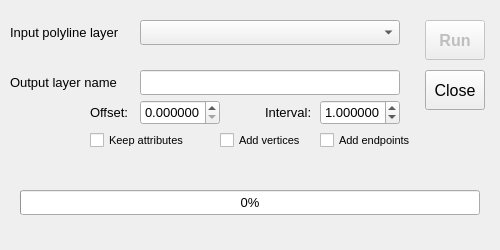
ldebek/locate-points, file locate_points_dialog_base.ui: the form before one commit.
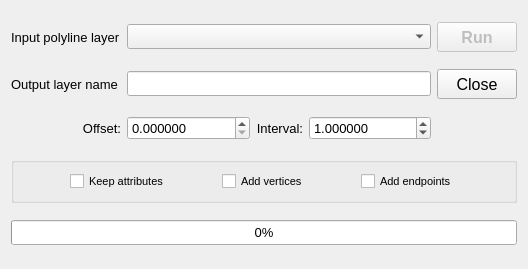
The form after the commit.

The edit to the form file:
```diff
--- a/locate_points_dialog_base.ui
+++ b/locate_points_dialog_base.ui
@@ -6,8 +6,8 @@
    <rect>
     <x>0</x>
     <y>0</y>
-    <width>500</width>
-    <height>250</height>
+    <width>528</width>
+    <height>269</height>
    </rect>
   </property>
   <property name="font">
@@ -18,74 +18,20 @@
   <property name="windowTitle">
    <string>Locate points along lines</string>
   </property>
-  <widget class="QDoubleSpinBox" name="interval">
-   <property name="geometry">
-    <rect>
-     <x>320</x>
-     <y>100</y>
-     <width>80</width>
-     <height>25</height>
-    </rect>
-   </property>
-   <property name="font">
-    <font>
-     <pointsize>10</pointsize>
-    </font>
-   </property>
-   <property name="decimals">
-    <number>6</number>
-   </property>
-   <property name="minimum">
-    <double>0.000000000000000</double>
-   </property>
-   <property name="maximum">
-    <double>1000000.000000000000000</double>
-   </property>
-   <property name="singleStep">
-    <double>0.100000000000000</double>
-   </property>
-   <property name="value">
-    <double>1.000000000000000</double>
-   </property>
-  </widget>
-  <widget class="QDoubleSpinBox" name="offset">
-   <property name="geometry">
-    <rect>
-     <x>140</x>
-     <y>100</y>
-     <width>80</width>
-     <height>25</height>
-    </rect>
-   </property>
-   <property name="font">
-    <font>
-     <pointsize>10</pointsize>
-    </font>
-   </property>
-   <property name="decimals">
-    <number>6</number>
-   </property>
-   <property name="minimum">
-    <double>0.000000000000000</double>
-   </property>
-   <property name="maximum">
-    <double>1000000.000000000000000</double>
-   </property>
-   <property name="singleStep">
-    <double>0.100000000000000</double>
-   </property>
-   <property name="value">
-    <double>0.000000000000000</double>
-   </property>
-  </widget>
+  <layout class="QGridLayout" name="gridLayout">
+   <item row="1" column="1" colspan="3">
   <widget class="QLineEdit" name="out_lyr">
-   <property name="geometry">
-    <rect>
-     <x>140</x>
-     <y>70</y>
-     <width>260</width>
+     <property name="sizePolicy">
+      <sizepolicy hsizetype="Expanding" vsizetype="Maximum">
+       <horstretch>0</horstretch>
+       <verstretch>0</verstretch>
+      </sizepolicy>
+     </property>
+     <property name="minimumSize">
+      <size>
+       <width>0</width>
      <height>25</height>
-    </rect>
+      </size>
    </property>
    <property name="font">
     <font>
@@ -93,17 +39,41 @@
     </font>
    </property>
   </widget>
+   </item>
+   <item row="1" column="0">
+    <widget class="QLabel" name="label_out">
+     <property name="sizePolicy">
+      <sizepolicy hsizetype="Minimum" vsizetype="Minimum">
+       <horstretch>0</horstretch>
+       <verstretch>0</verstretch>
+      </sizepolicy>
+     </property>
+     <property name="font">
+      <font>
+       <pointsize>10</pointsize>
+      </font>
+     </property>
+     <property name="text">
+      <string>Output layer name</string>
+     </property>
+    </widget>
+   </item>
+   <item row="0" column="4">
   <widget class="QPushButton" name="run_button">
    <property name="enabled">
     <bool>false</bool>
    </property>
-   <property name="geometry">
-    <rect>
-     <x>425</x>
-     <y>20</y>
-     <width>60</width>
-     <height>40</height>
-    </rect>
+     <property name="sizePolicy">
+      <sizepolicy hsizetype="Minimum" vsizetype="Minimum">
+       <horstretch>0</horstretch>
+       <verstretch>0</verstretch>
+      </sizepolicy>
+     </property>
+     <property name="minimumSize">
+      <size>
+       <width>0</width>
+       <height>30</height>
+      </size>
    </property>
    <property name="font">
     <font>
@@ -119,71 +89,14 @@
     <bool>false</bool>
    </property>
   </widget>
-  <widget class="QPushButton" name="close_button">
-   <property name="enabled">
-    <bool>true</bool>
-   </property>
-   <property name="geometry">
-    <rect>
-     <x>425</x>
-     <y>70</y>
-     <width>60</width>
-     <height>40</height>
-    </rect>
-   </property>
-   <property name="font">
-    <font>
-     <pointsize>12</pointsize>
-    </font>
-   </property>
-   <property name="text">
-    <string>Close</string>
-   </property>
-  </widget>
-  <widget class="QLabel" name="label_in">
-   <property name="geometry">
-    <rect>
-     <x>10</x>
-     <y>20</y>
-     <width>120</width>
-     <height>25</height>
-    </rect>
-   </property>
-   <property name="font">
-    <font>
-     <pointsize>10</pointsize>
-    </font>
-   </property>
-   <property name="text">
-    <string>Input polyline layer</string>
-   </property>
-  </widget>
-  <widget class="QLabel" name="label_out">
-   <property name="geometry">
-    <rect>
-     <x>10</x>
-     <y>70</y>
-     <width>120</width>
-     <height>25</height>
-    </rect>
-   </property>
-   <property name="font">
-    <font>
-     <pointsize>10</pointsize>
-    </font>
-   </property>
-   <property name="text">
-    <string>Output layer name</string>
-   </property>
-  </widget>
+   </item>
+   <item row="3" column="2">
   <widget class="QLabel" name="label_interval">
-   <property name="geometry">
-    <rect>
-     <x>265</x>
-     <y>100</y>
-     <width>55</width>
-     <height>25</height>
-    </rect>
+     <property name="sizePolicy">
+      <sizepolicy hsizetype="Minimum" vsizetype="Minimum">
+       <horstretch>0</horstretch>
+       <verstretch>0</verstretch>
+      </sizepolicy>
    </property>
    <property name="font">
     <font>
@@ -193,33 +106,135 @@
    <property name="text">
     <string>Interval:</string>
    </property>
-  </widget>
+     <property name="alignment">
+      <set>Qt::AlignRight|Qt::AlignTrailing|Qt::AlignVCenter</set>
+     </property>
+    </widget>
+   </item>
+   <item row="3" column="1">
+    <widget class="QDoubleSpinBox" name="offset">
+     <property name="sizePolicy">
+      <sizepolicy hsizetype="Expanding" vsizetype="Maximum">
+       <horstretch>0</horstretch>
+       <verstretch>0</verstretch>
+      </sizepolicy>
+     </property>
+     <property name="minimumSize">
+      <size>
+       <width>0</width>
+       <height>0</height>
+      </size>
+     </property>
+     <property name="font">
+      <font>
+       <pointsize>10</pointsize>
+      </font>
+     </property>
+     <property name="toolTip">
+      <string>Offset value (project units)</string>
+     </property>
+     <property name="decimals">
+      <number>6</number>
+     </property>
+     <property name="minimum">
+      <double>0.000000000000000</double>
+     </property>
+     <property name="maximum">
+      <double>1000000.000000000000000</double>
+     </property>
+     <property name="singleStep">
+      <double>0.100000000000000</double>
+     </property>
+     <property name="value">
+      <double>0.000000000000000</double>
+     </property>
+    </widget>
+   </item>
+   <item row="0" column="1" colspan="3">
+    <widget class="QComboBox" name="in_combo">
+     <property name="sizePolicy">
+      <sizepolicy hsizetype="Expanding" vsizetype="Maximum">
+       <horstretch>0</horstretch>
+       <verstretch>0</verstretch>
+      </sizepolicy>
+     </property>
+     <property name="minimumSize">
+      <size>
+       <width>0</width>
+       <height>25</height>
+      </size>
+     </property>
+     <property name="font">
+      <font>
+       <pointsize>10</pointsize>
+      </font>
+     </property>
+    </widget>
+   </item>
+   <item row="3" column="0">
   <widget class="QLabel" name="label_offset">
-   <property name="geometry">
-    <rect>
-     <x>90</x>
-     <y>100</y>
-     <width>50</width>
-     <height>25</height>
-    </rect>
+     <property name="sizePolicy">
+      <sizepolicy hsizetype="Minimum" vsizetype="Minimum">
+       <horstretch>0</horstretch>
+       <verstretch>0</verstretch>
+      </sizepolicy>
    </property>
    <property name="font">
     <font>
      <pointsize>10</pointsize>
     </font>
    </property>
+     <property name="layoutDirection">
+      <enum>Qt::LeftToRight</enum>
+     </property>
    <property name="text">
     <string>Offset:</string>
    </property>
-  </widget>
+     <property name="alignment">
+      <set>Qt::AlignRight|Qt::AlignTrailing|Qt::AlignVCenter</set>
+     </property>
+    </widget>
+   </item>
+   <item row="1" column="4">
+    <widget class="QPushButton" name="close_button">
+     <property name="enabled">
+      <bool>true</bool>
+     </property>
+     <property name="sizePolicy">
+      <sizepolicy hsizetype="Minimum" vsizetype="Minimum">
+       <horstretch>0</horstretch>
+       <verstretch>0</verstretch>
+      </sizepolicy>
+     </property>
+     <property name="minimumSize">
+      <size>
+       <width>0</width>
+       <height>30</height>
+      </size>
+     </property>
+     <property name="font">
+      <font>
+       <pointsize>12</pointsize>
+      </font>
+     </property>
+     <property name="text">
+      <string>Close</string>
+     </property>
+    </widget>
+   </item>
+   <item row="6" column="0" colspan="5">
   <widget class="QProgressBar" name="pbar">
-   <property name="geometry">
-    <rect>
-     <x>20</x>
-     <y>190</y>
-     <width>460</width>
+     <property name="sizePolicy">
+      <sizepolicy hsizetype="Expanding" vsizetype="Maximum">
+       <horstretch>0</horstretch>
+       <verstretch>0</verstretch>
+      </sizepolicy>
+     </property>
+     <property name="minimumSize">
+      <size>
+       <width>0</width>
      <height>25</height>
-    </rect>
+      </size>
    </property>
    <property name="font">
     <font>
@@ -233,47 +248,92 @@
     <enum>Qt::Horizontal</enum>
    </property>
   </widget>
-  <widget class="QComboBox" name="in_combo">
-   <property name="geometry">
-    <rect>
-     <x>140</x>
-     <y>20</y>
-     <width>260</width>
-     <height>25</height>
-    </rect>
+   </item>
+   <item row="3" column="3">
+    <widget class="QDoubleSpinBox" name="interval">
+     <property name="sizePolicy">
+      <sizepolicy hsizetype="Expanding" vsizetype="Maximum">
+       <horstretch>0</horstretch>
+       <verstretch>0</verstretch>
+      </sizepolicy>
+     </property>
+     <property name="minimumSize">
+      <size>
+       <width>0</width>
+       <height>0</height>
+      </size>
    </property>
    <property name="font">
     <font>
      <pointsize>10</pointsize>
     </font>
    </property>
-  </widget>
-  <widget class="QCheckBox" name="check_endpoints">
-   <property name="geometry">
-    <rect>
-     <x>320</x>
-     <y>130</y>
-     <width>105</width>
-     <height>20</height>
-    </rect>
+     <property name="toolTip">
+      <string>Interval value (project units)</string>
+     </property>
+     <property name="decimals">
+      <number>6</number>
+     </property>
+     <property name="minimum">
+      <double>0.000000000000000</double>
+     </property>
+     <property name="maximum">
+      <double>1000000.000000000000000</double>
+     </property>
+     <property name="singleStep">
+      <double>0.100000000000000</double>
+     </property>
+     <property name="value">
+      <double>1.000000000000000</double>
+     </property>
+    </widget>
+   </item>
+   <item row="0" column="0">
+    <widget class="QLabel" name="label_in">
+     <property name="sizePolicy">
+      <sizepolicy hsizetype="Minimum" vsizetype="Minimum">
+       <horstretch>0</horstretch>
+       <verstretch>0</verstretch>
+      </sizepolicy>
    </property>
    <property name="font">
     <font>
-     <pointsize>8</pointsize>
+       <pointsize>10</pointsize>
     </font>
    </property>
    <property name="text">
-    <string>Add endpoints</string>
-   </property>
-  </widget>
+      <string>Input polyline layer</string>
+     </property>
+    </widget>
+   </item>
+   <item row="4" column="0" colspan="5">
+    <widget class="QGroupBox" name="group_box">
+     <property name="sizePolicy">
+      <sizepolicy hsizetype="Expanding" vsizetype="Maximum">
+       <horstretch>0</horstretch>
+       <verstretch>0</verstretch>
+      </sizepolicy>
+     </property>
+     <property name="title">
+      <string/>
+     </property>
+     <property name="flat">
+      <bool>false</bool>
+     </property>
+     <layout class="QGridLayout" name="gridLayout_2">
+      <item row="0" column="0">
   <widget class="QCheckBox" name="check_attrs">
-   <property name="geometry">
-    <rect>
-     <x>90</x>
-     <y>130</y>
-     <width>105</width>
-     <height>20</height>
-    </rect>
+        <property name="sizePolicy">
+         <sizepolicy hsizetype="Maximum" vsizetype="Maximum">
+          <horstretch>0</horstretch>
+          <verstretch>0</verstretch>
+         </sizepolicy>
+        </property>
+        <property name="minimumSize">
+         <size>
+          <width>0</width>
+          <height>0</height>
+         </size>
    </property>
    <property name="font">
     <font>
@@ -284,14 +344,20 @@
     <string>Keep attributes</string>
    </property>
   </widget>
+      </item>
+      <item row="0" column="1">
   <widget class="QCheckBox" name="check_vertices">
-   <property name="geometry">
-    <rect>
-     <x>220</x>
-     <y>130</y>
-     <width>90</width>
-     <height>20</height>
-    </rect>
+        <property name="sizePolicy">
+         <sizepolicy hsizetype="Maximum" vsizetype="Maximum">
+          <horstretch>0</horstretch>
+          <verstretch>0</verstretch>
+         </sizepolicy>
+        </property>
+        <property name="minimumSize">
+         <size>
+          <width>0</width>
+          <height>0</height>
+         </size>
    </property>
    <property name="font">
     <font>
@@ -302,6 +368,35 @@
     <string>Add vertices</string>
    </property>
   </widget>
+      </item>
+      <item row="0" column="2">
+       <widget class="QCheckBox" name="check_endpoints">
+        <property name="sizePolicy">
+         <sizepolicy hsizetype="Maximum" vsizetype="Maximum">
+          <horstretch>0</horstretch>
+          <verstretch>0</verstretch>
+         </sizepolicy>
+        </property>
+        <property name="minimumSize">
+         <size>
+          <width>0</width>
+          <height>0</height>
+         </size>
+        </property>
+        <property name="font">
+         <font>
+          <pointsize>8</pointsize>
+         </font>
+        </property>
+        <property name="text">
+         <string>Add endpoints</string>
+        </property>
+       </widget>
+      </item>
+     </layout>
+    </widget>
+   </item>
+  </layout>
  </widget>
  <resources/>
  <connections>
```
Lines whose indentation alone changed are shown as unchanged.
